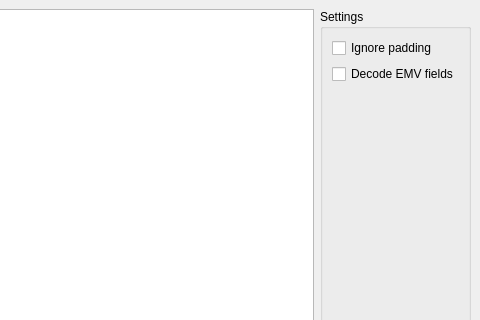
This is viewer/emv-viewer-mainwindow.ui in openemv/emv-utils as Qt 5 draws it before an edit; both pictures show x 720 to 1200 and y 0 to 320 of the 1200 by 800 pixel window. The edited form follows.
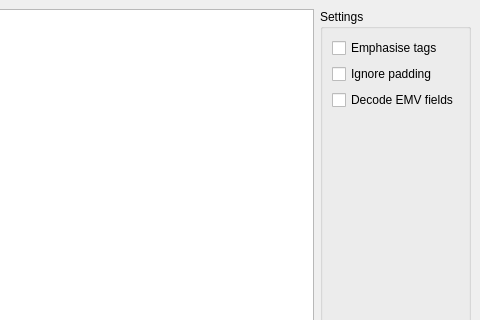
This is the edited form. Custom widgets are drawn as their Qt base class.

Commit message:
Improve EmvHighlighter to emphasise tags
Tags are emphasised using the "Solarized blue" colour because it appears
to contrast well against both black and white text for light and dark
themes. This allows users to easily identify tags in the input data.

This commit also converts parseBerData() to a template function such
that it can accept a lambda function as a parameter.

```diff
--- a/viewer/emv-viewer-mainwindow.ui
+++ b/viewer/emv-viewer-mainwindow.ui
@@ -40,6 +40,13 @@
            <string>Settings</string>
           </property>
           <layout class="QVBoxLayout" name="verticalLayoutSettings">
+           <item>
+            <widget class="QCheckBox" name="tagsCheckBox">
+             <property name="text">
+              <string>Emphasise tags</string>
+             </property>
+            </widget>
+           </item>
            <item>
             <widget class="QCheckBox" name="paddingCheckBox">
              <property name="text">
```
The commit also changes 4 other files.
